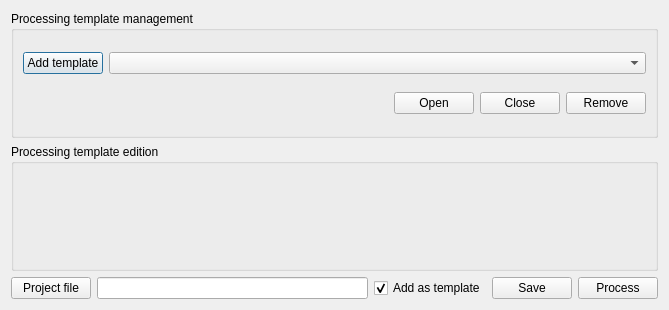
This is MshBigPsxDialog.ui in TIDOP-USAL/MetashapeLightweight as Qt 5 draws it before an edit. The edited form follows.
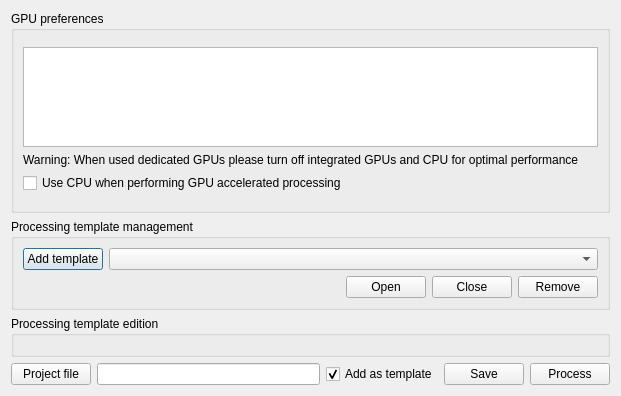
This is the edited form.

Diff of the .ui file:
```diff
--- a/MshBigPsxDialog.ui
+++ b/MshBigPsxDialog.ui
@@ -6,8 +6,8 @@
    <rect>
     <x>0</x>
     <y>0</y>
-    <width>669</width>
-    <height>310</height>
+    <width>621</width>
+    <height>396</height>
    </rect>
   </property>
   <property name="sizePolicy">
@@ -31,8 +31,57 @@
   <property name="windowTitle">
    <string>MetashapeLightweight</string>
   </property>
-  <layout class="QGridLayout" name="gridLayout_2">
+  <layout class="QGridLayout" name="gridLayout_4">
    <item row="0" column="0">
+    <widget class="QGroupBox" name="groupBox">
+     <property name="title">
+      <string>GPU preferences</string>
+     </property>
+     <layout class="QGridLayout" name="gridLayout_2">
+      <item row="0" column="0">
+       <layout class="QVBoxLayout" name="verticalLayout">
+        <item>
+         <widget class="QTableWidget" name="gpusTableWidget">
+          <property name="sizePolicy">
+           <sizepolicy hsizetype="Expanding" vsizetype="MinimumExpanding">
+            <horstretch>0</horstretch>
+            <verstretch>0</verstretch>
+           </sizepolicy>
+          </property>
+          <property name="maximumSize">
+           <size>
+            <width>16777215</width>
+            <height>100</height>
+           </size>
+          </property>
+         </widget>
+        </item>
+        <item>
+         <widget class="QLabel" name="label">
+          <property name="sizePolicy">
+           <sizepolicy hsizetype="Preferred" vsizetype="Fixed">
+            <horstretch>0</horstretch>
+            <verstretch>0</verstretch>
+           </sizepolicy>
+          </property>
+          <property name="text">
+           <string>Warning: When used dedicated GPUs please turn off integrated GPUs and CPU for optimal performance</string>
+          </property>
+         </widget>
+        </item>
+        <item>
+         <widget class="QCheckBox" name="cpuCheckBox">
+          <property name="text">
+           <string>Use CPU when performing GPU accelerated processing</string>
+          </property>
+         </widget>
+        </item>
+       </layout>
+      </item>
+     </layout>
+    </widget>
+   </item>
+   <item row="1" column="0">
     <widget class="QGroupBox" name="projectsManagementGroupBox">
      <property name="title">
       <string>Processing template management</string>
@@ -148,7 +197,7 @@
      </layout>
     </widget>
    </item>
-   <item row="1" column="0">
+   <item row="2" column="0">
     <widget class="QGroupBox" name="projectFileEditionGroupBox">
      <property name="sizePolicy">
       <sizepolicy hsizetype="Minimum" vsizetype="Minimum">
@@ -166,7 +215,7 @@
      </layout>
     </widget>
    </item>
-   <item row="2" column="0">
+   <item row="3" column="0">
     <layout class="QHBoxLayout" name="horizontalLayout">
      <item>
       <widget class="QPushButton" name="selectProjectFilePushButton">
```
